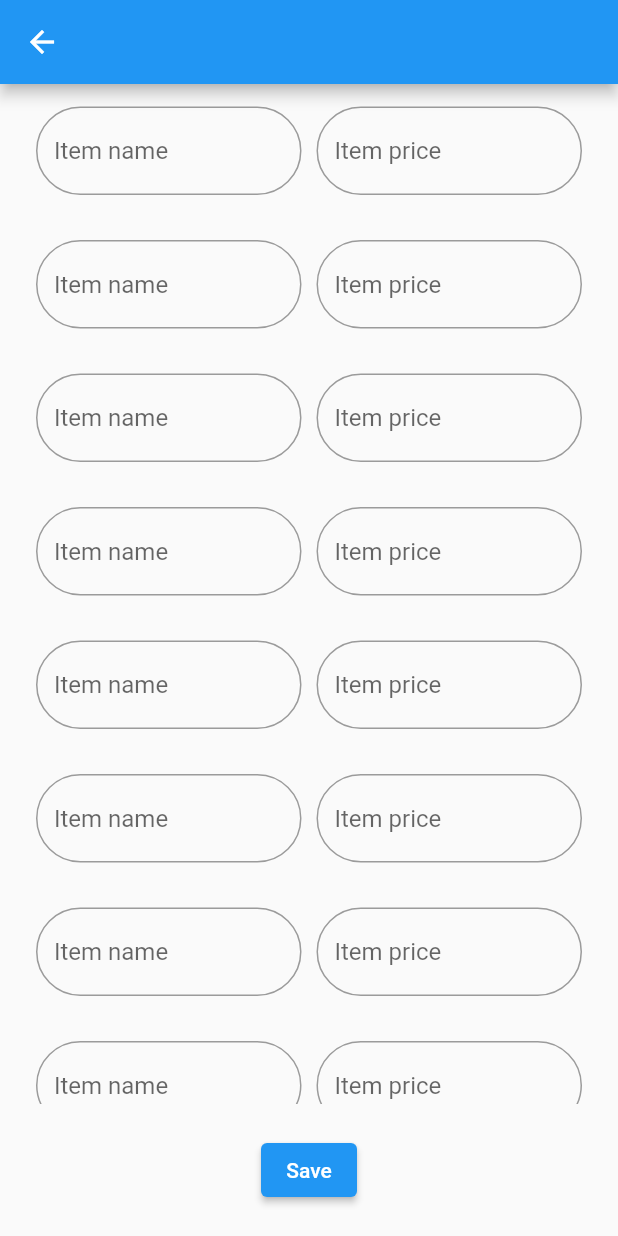
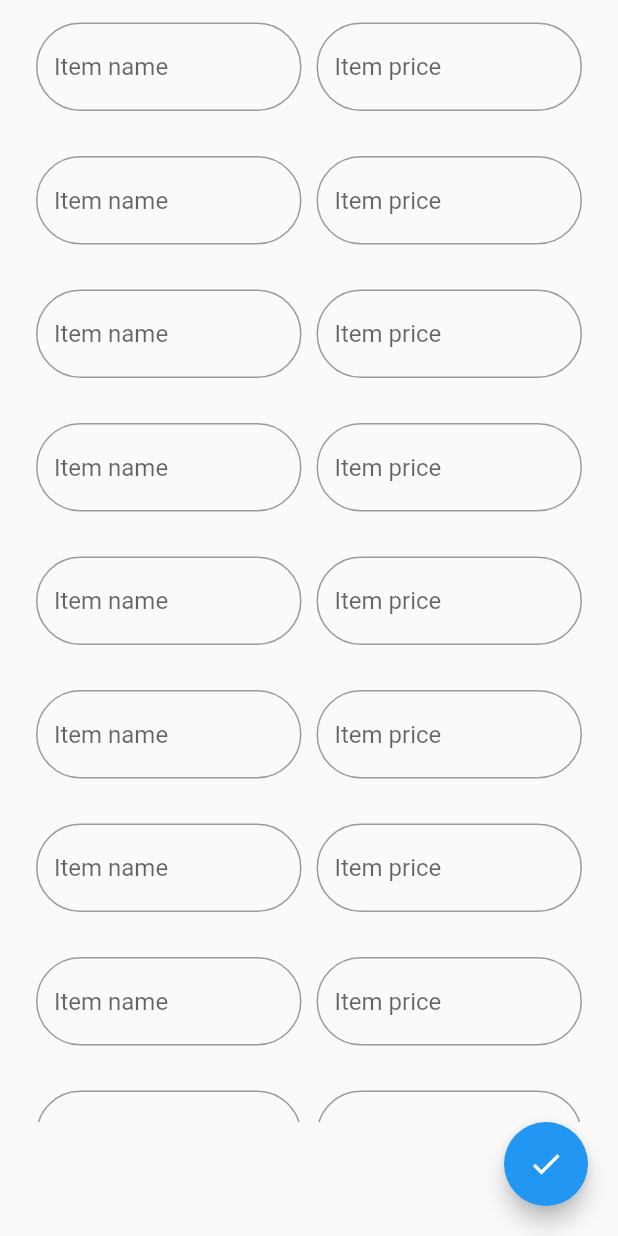
Before and after one commit to hoang1007/room-purchased, a Flutter app: the ItemListInputFieldPane screen opened directly, on a phone screen of 412 x 824 dp. Run offline on Flutter 3.47's test engine with Material 2 defaults, Android fonts, the phone set to English and light mode, and no system bars; our stand-ins replace cloud_firestore, firebase_core, month_picker_dialog; accounts and stored records are empty; generated files the repository leaves out were written again.

Commit message:
change save button

```diff
--- a/lib/screen/home_screen/components/item_input_field/itemlist_inputfield_widget.dart
+++ b/lib/screen/home_screen/components/item_input_field/itemlist_inputfield_widget.dart
@@ -1,6 +1,6 @@
 import 'package:flutter/material.dart';
 import 'package:hah/objects/item.dart';
-import 'package:hah/objects/monthtime.dart';
+import 'package:hah/objects/time.dart';
 import 'package:hah/objects/user_manager.dart';
 import 'item_inputfield_widget.dart';
 
@@ -14,13 +14,13 @@ class ItemListInputFieldPane extends StatelessWidget {
     var itemInputFieldList = ItemListInputField(length: itemCount);
 
     return Scaffold(
-        appBar: AppBar(),
         body: Form(
-            child: Column(children: [
+            child:
+                Column(crossAxisAlignment: CrossAxisAlignment.end, children: [
           Expanded(child: itemInputFieldList),
           Padding(
-              padding: const EdgeInsets.symmetric(vertical: 20.0),
-              child: ElevatedButton(
+              padding: const EdgeInsets.only(bottom: 20, right: 20),
+              child: FloatingActionButton(
                   onPressed: () {
                     // Unfocus the text field
                     FocusManager.instance.primaryFocus?.unfocus();
@@ -48,14 +48,16 @@ class ItemListInputFieldPane extends StatelessWidget {
 
                     if (items.isNotEmpty) {
                       var itemsInMonth = MapEntry(
-                        MonthTime.fromDateTime(items[0].purchasedTime), items);
+                          MonthTime.fromDateTime(items[0].purchasedTime),
+                          items);
 
-                    UserManager.instance.user.itemlist.addItemsInMonth(itemsInMonth);
+                      UserManager.instance.user.itemlist
+                          .addItemsInMonth(itemsInMonth);
                       ScaffoldMessenger.of(context).showSnackBar(SnackBar(
                           content: FutureBuilder<void>(
                         future: UserManager.instance.saveUser(),
-                      builder:
-                          (BuildContext context, AsyncSnapshot<void> snapshot) {
+                        builder: (BuildContext context,
+                            AsyncSnapshot<void> snapshot) {
                           List<Widget> children;
 
                           if (snapshot.hasData) {
@@ -104,8 +106,7 @@ class ItemListInputFieldPane extends StatelessWidget {
                       )));
                     }
                   },
-                child: const Text("Save")
-              )),
+                  child: const Icon(Icons.check))),
         ])));
   }
 }
```
Lines whose indentation alone changed are shown as unchanged.
